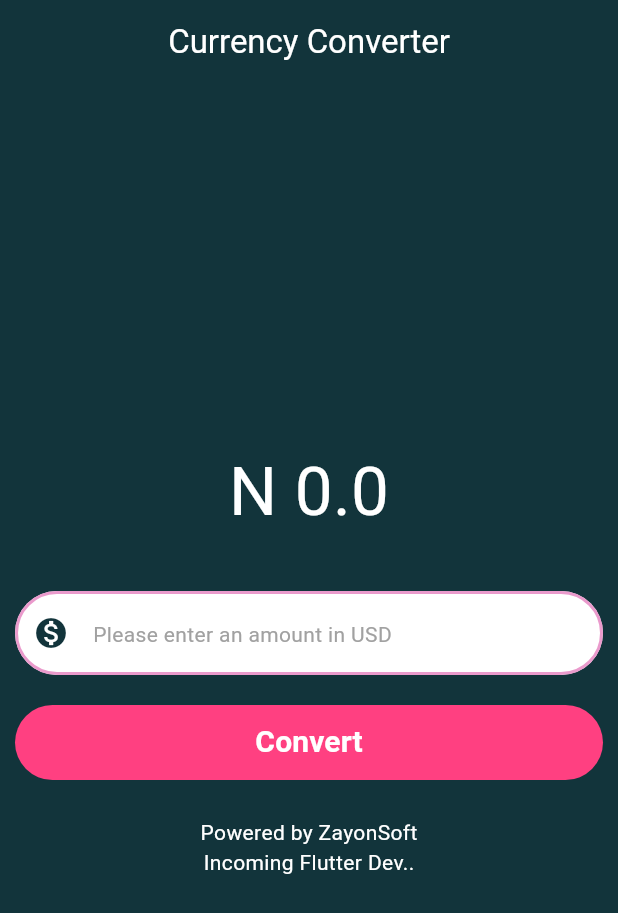
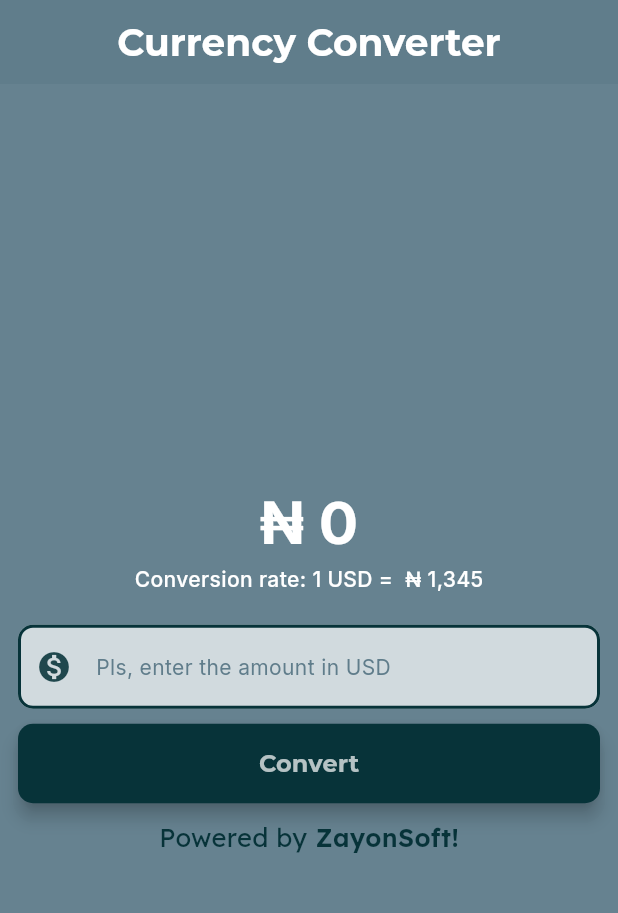
Before and after one commit to zayonsoft/flutter-demo-currency-converter, a Flutter app: the screen it shows after launch, after a tap on "Convert", on a phone screen of 412 x 824 dp. Shown: the top 913 px of the screen. Run offline on Flutter 3.47's test engine with Material 3 defaults, Android fonts, the phone set to English and light mode, and no system bars; our stand-ins replace google_fonts.

Commit message:
Remade UI component from head

```diff
--- a/lib/currency_converter_material.dart
+++ b/lib/currency_converter_material.dart
@@ -1,134 +1,150 @@
 import 'package:flutter/material.dart';
+import 'package:google_fonts/google_fonts.dart';
+import 'package:intl/intl.dart';
 
 class CurrencyConverterMaterial extends StatefulWidget {
   const CurrencyConverterMaterial({super.key});
 
   @override
-  State<CurrencyConverterMaterial> createState() => _CurrencyConverterState();
+  State<CurrencyConverterMaterial> createState() =>
+      _CurrencyConverterMaterial();
 }
 
-const double _conversionRate = 1300.0;
+class _CurrencyConverterMaterial extends State<CurrencyConverterMaterial> {
+  double result = 0;
+  final double _coversionRate = 1_345.27;
+  TextEditingController textEditingController = TextEditingController();
+  final formatter = NumberFormat("#,##0");
 
-class _CurrencyConverterState extends State<CurrencyConverterMaterial> {
-  double result = 0;
-  final TextEditingController amountController = TextEditingController();
   @override
   Widget build(BuildContext context) {
     return Scaffold(
       appBar: AppBar(
+        centerTitle: true,
+        backgroundColor: Color.fromARGB(255, 96, 125, 139),
+        foregroundColor: Colors.white,
         elevation: 0,
         title: Text(
           "Currency Converter",
-          style: TextStyle(color: Colors.white),
-        ),
-        backgroundColor: Color.fromARGB(255, 18, 52, 59),
-        centerTitle: true,
-      ),
-      body: ColoredBox(
-        color: Color.fromARGB(255, 18, 52, 59),
-        child: Column(
-          mainAxisAlignment: MainAxisAlignment.center,
-          spacing: 15,
-          children: [
-            Column(
-              children: [
-                Center(
-                  child: Text(
-                    "N $result",
-                    style: TextStyle(
-                      fontSize: 45,
-                      color: Color.fromARGB(255, 255, 255, 255),
+          style: GoogleFonts.montserrat(
+            fontWeight: FontWeight.w700,
+            fontSize: 25,
           ),
         ),
       ),
-                Container(
-                  padding: EdgeInsets.all(10.0),
-                  margin: EdgeInsets.only(top: 25),
+      backgroundColor: Color.fromARGB(245, 96, 125, 139),
+      body: Center(
+        child: Column(
+          mainAxisAlignment: MainAxisAlignment.center,
+          spacing: 10,
+          children: [
+            Padding(
+              padding: EdgeInsets.symmetric(vertical: 10),
+              child: Column(
+                children: [
+                  Text(
+                    "\u20A6 ${formatter.format(result)}",
+                    style: GoogleFonts.inter(
+                      fontSize: 39,
+                      fontWeight: FontWeight.bold,
+                      color: Colors.white,
+                    ),
+                  ),
+                  Text(
+                    "Conversion rate: 1 USD =  \u20A6 ${formatter.format(_coversionRate)}",
+                    style: GoogleFonts.inter(
+                      color: Colors.white,
+                      fontWeight: FontWeight.w500,
+                    ),
+                  ),
+                ],
+              ),
+            ),
+
+            Padding(
+              padding: const EdgeInsets.only(left: 12, right: 12),
               child: TextField(
-                    keyboardType: TextInputType.numberWithOptions(
-                      decimal: true,
-                    ),
-                    controller: amountController,
-                    style: TextStyle(color: Colors.black),
+                controller: textEditingController,
+
+                keyboardType: TextInputType.numberWithOptions(decimal: true),
                 decoration: InputDecoration(
                   hint: Text(
-                        "Please enter an amount in USD",
-                        style: TextStyle(
-                          color: Color.fromARGB(255, 161, 161, 161),
+                    "Pls, enter the amount in USD",
+                    style: GoogleFonts.inter(color: Colors.blueGrey),
                   ),
+                  prefixIcon: Icon(
+                    Icons.monetization_on_sharp,
+                    color: Color.fromARGB(224, 7, 51, 57),
                   ),
-                      prefixIcon: Icon(Icons.monetization_on),
-                      prefixIconColor: Color.fromARGB(255, 18, 52, 59),
+                  filled: true,
+                  fillColor: Colors.white70,
                   enabledBorder: OutlineInputBorder(
-                        borderRadius: BorderRadius.all(Radius.circular(50)),
-                        borderSide: BorderSide(
-                          width: 2.0,
-                          color: Color.fromARGB(255, 234, 154, 204),
-                        ),
-                      ),
-                      focusedBorder: OutlineInputBorder(
-                        borderRadius: BorderRadius.all(Radius.circular(50)),
                     borderSide: BorderSide(
                       width: 2,
                       style: BorderStyle.solid,
+                      color: const Color.fromARGB(255, 7, 51, 57),
                     ),
+                    borderRadius: BorderRadius.circular(10),
                   ),
-                      filled: true,
-                      fillColor: Colors.white,
+                  focusedBorder: OutlineInputBorder(
+                    borderSide: BorderSide(width: 2, style: BorderStyle.solid),
+                    borderRadius: BorderRadius.circular(10),
+                  ),
                 ),
               ),
             ),
             Padding(
-                  padding: const EdgeInsets.all(10.0),
-                  child: TextButton(
-                    onPressed: () {
-                      final parsedAmount = double.tryParse(
-                        amountController.text,
-                      );
-                      if (parsedAmount != null) {
-                        setState(() {
-                          result = parsedAmount * _conversionRate;
-                        });
-                      }
-                    },
-                    style: TextButton.styleFrom(
-                      backgroundColor: Colors.pinkAccent,
-                      foregroundColor: Colors.white,
-                      minimumSize: Size(double.infinity, 50),
-                      padding: EdgeInsets.symmetric(
-                        vertical: 10,
-                        horizontal: 20,
-                      ),
+              padding: EdgeInsets.symmetric(horizontal: 12),
+              child: ElevatedButton(
+                style: ElevatedButton.styleFrom(
+                  backgroundColor: Color.fromARGB(255, 7, 51, 57),
+                  foregroundColor: Colors.white70,
+                  elevation: 5,
+                  padding: EdgeInsets.symmetric(vertical: 15),
+                  minimumSize: Size(double.infinity, 40),
                   shape: RoundedRectangleBorder(
-                        borderRadius: BorderRadius.all(Radius.circular(50)),
+                    borderRadius: BorderRadiusGeometry.circular(10),
                   ),
                 ),
+                onPressed: () => {
+                  setState(() {
+                    double? userInput = double.tryParse(
+                      textEditingController.text,
+                    );
+                    if (userInput != null) {
+                      result = userInput * _coversionRate;
+                    }
+                  }),
+                },
                 child: Text(
                   "Convert",
-                      style: TextStyle(
+                  style: GoogleFonts.montserrat(
                     fontWeight: FontWeight.w700,
-                        fontSize: 20,
+                    fontSize: 16,
                   ),
                 ),
               ),
             ),
-              ],
-            ),
 
-            ColoredBox(
-              color: Colors.transparent,
-              child: Column(
+            Row(
+              mainAxisAlignment: MainAxisAlignment.center,
               children: [
                 Text(
-                    "Powered by ZayonSoft",
-                    style: TextStyle(color: Colors.white),
+                  "Powered by",
+                  style: GoogleFonts.lexend(
+                    color: Color.fromARGB(255, 7, 51, 57),
+                    fontSize: 17,
+                  ),
                 ),
                 Text(
-                    "Incoming Flutter Dev..",
-                    style: TextStyle(color: Colors.white),
+                  " ZayonSoft!",
+                  style: GoogleFonts.lexend(
+                    color: Color.fromARGB(255, 7, 51, 57),
+                    fontSize: 17,
+                    fontWeight: FontWeight.w600,
+                  ),
                 ),
               ],
-              ),
             ),
           ],
         ),
--- a/lib/main.dart
+++ b/lib/main.dart
@@ -2,7 +2,7 @@ import 'package:currency_converter/currency_converter_material.dart';
 import 'package:flutter/material.dart';
 
 void main() {
-  runApp(const MyApp());
+  runApp(MyApp());
 }
 
 class MyApp extends StatelessWidget {
--- a/pubspec.yaml
+++ b/pubspec.yaml
@@ -35,6 +35,8 @@ dependencies:
   # Use with the CupertinoIcons class for iOS style icons.
   cupertino_icons: ^1.0.8
   flutter_native_splash: ^2.4.8
+  google_fonts: ^8.2.1
+  intl: ^0.20.3
 
 dev_dependencies:
   flutter_test:
@@ -99,5 +101,5 @@ flutter_native_splash:
   image: assets/app_logo.png
 
   android_12:
-    color: "#F0F0F0"
+    color: "#607D8B"
     image: assets/app_logo.png
```
Also changed, not shown: pubspec.lock, 5 other files. Lines whose indentation alone changed are shown as unchanged.
